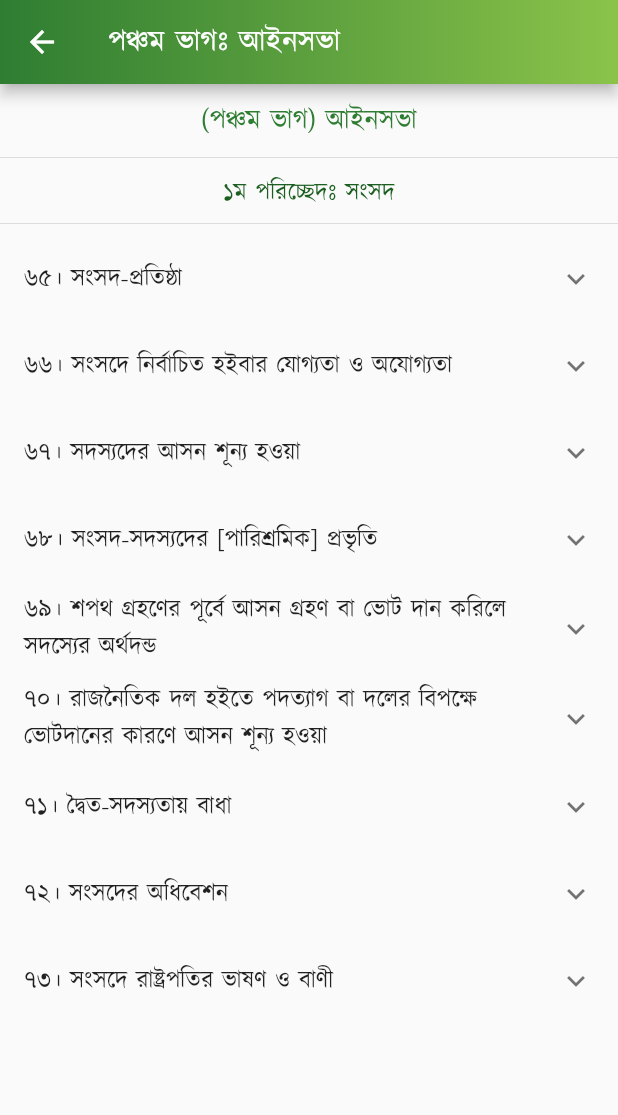
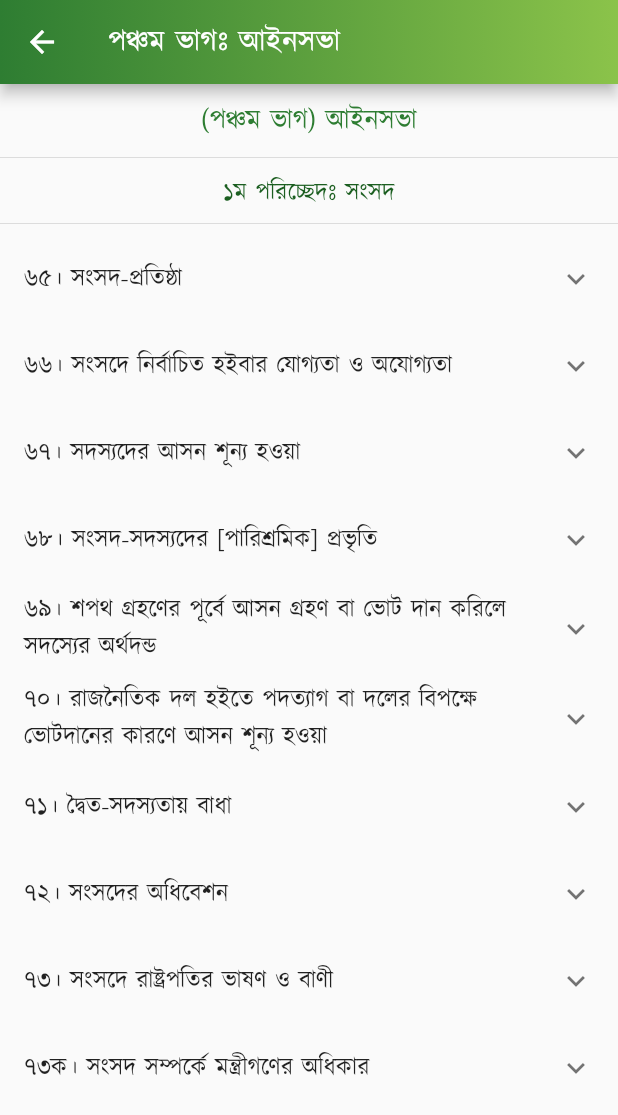
Before and after one commit to Azimul-Haque/flutter-onesignal, a Flutter app: the PartFive screen opened directly, on a phone screen of 412 x 824 dp. Shown: the top 1115 px of the screen. Run offline on Flutter 3.47's test engine with Material 2 defaults, Android fonts, the phone set to English and light mode, and no system bars; our stand-ins replace fluttertoast, package_info_plus, percent_indicator, shared_preferences, sqflite; missing offline and left inert: blinking_text, flutter_share, onesignal_flutter, slide_popup_dialog; accounts and stored records are empty; network calls fail.

Commit message:
Commit Sun 03/27/2022 23:35:58.23 13102

```diff
--- a/lib/pages/constitution/part5.dart
+++ b/lib/pages/constitution/part5.dart
@@ -214,7 +214,22 @@ class PartFive extends StatelessWidget {
               )),
               ListTile(
                   title: SelectableText(
-                '(২) সংসদ-সদস্যদের প্রত্যেক সাধারণ নির্বাচনের পর প্রথম অধিবেশনের সূচনায় এবং প্রত্যেক বৎসর প্রথম অধিবেশনের সূচনায় রাষ্ট্রপতি সংসদে ভাষণ দান করিবেন।',
+                '(৩) রাষ্ট্রপতি কর্তৃক প্রদত্ত ভাষণ শ্রবণ বা প্রেরিত বাণী প্রাপ্তির পর সংসদ উক্ত ভাষণ বা বাণী সম্পর্কে আলোচনা করিবেন।',
+                textAlign: TextAlign.justify,
+              )),
+            ],
+          ),
+          ExpansionTile(
+            title: Text('৭৩ক। সংসদ সম্পর্কে মন্ত্রীগণের অধিকার'),
+            children: <Widget>[
+              ListTile(
+                  title: SelectableText(
+                '৭৩ক। (১) প্রত্যেক মন্ত্রী সংসদে বক্তৃতা করিতে এবং অন্যভাবে ইহার কার্যাবলীতে অংশগ্রহণ করিতে অধিকারী হইবেন, তবে যদি তিনি সংসদ-সদস্য না হন, তাহা হইলে তিনি ভোটদান করিতে পারিবেন না 2[এবং তিনি কেবল তাঁহার মন্ত্রণালয় সম্পর্কিত বিষয় সম্পর্কে বক্তব্য রাখিতে পারিবেন।',
+                textAlign: TextAlign.justify,
+              )),
+              ListTile(
+                  title: SelectableText(
+                '(৩) রাষ্ট্রপতি কর্তৃক প্রদত্ত ভাষণ শ্রবণ বা প্রেরিত বাণী প্রাপ্তির পর সংসদ উক্ত ভাষণ বা বাণী সম্পর্কে আলোচনা করিবেন।',
                 textAlign: TextAlign.justify,
               )),
             ],
@@ -223,7 +238,7 @@ class PartFive extends StatelessWidget {
             padding: EdgeInsets.all(15),
             child: Column(children: <Widget>[
               Text(
-                "\n\n \n\n \n\n \n\n৭৩ক। সংসদ সম্পর্কে মন্ত্রীগণের অধিকার \n\n৭৪। স্পীকার ও ডেপুটি স্পীকার \n\n৭৫। কার্যপ্রণালী-বিধি, কোরাম প্রভৃতি \n\n৭৬। সংসদের স্থায়ী কমিটিসমূহ \n\n৭৭। ন্যায়পাল \n\n৭৮। সংসদ ও সদস্যদের বিশেষ অধিকার ও দায়মুক্তি \n\n৭৯। সংসদ-সচিবালয় \n\n\n২য় পরিচ্ছেদঃ আইন প্রনয়ন ও অর্থসংক্রান্ত পদ্ধতি \n\n৮০। আইন প্রণয়ন পদ্ধতি \n\n৮১। অর্থবিল \n\n৮২। আর্থিক ব্যবস্থাবলীর সুপারিশ \n\n৮৩। সংসদের আইন ব্যতীত করারোপে বাধা \n\n৮৪। সংযুক্ত তহবিল ও প্রজাতন্ত্রের সরকারী হিসাব \n\n৮৫। সরকারী অর্থের নিয়ন্ত্রণ \n\n৮৬। প্রজাতন্ত্রের সরকারী হিসাবে প্রদেয় অর্থ \n\n৮৭। বার্ষিক আর্থিক বিবৃতি \n\n৮৮। সংযুক্ত তহবিলের উপর দায় \n\n৮৯। বার্ষিক আর্থিক বিবৃতি সম্পর্কিত পদ্ধতি \n\n৯০। নির্দিষ্টকরণ আইন \n\n৯১। সম্পূরক ও অতিরিক্ত মঞ্জুরী \n\n৯২। হিসাব, ঋণ প্রভৃতির উপর ভোট \n\n৯২ক। [বিলুপ্ত] \n\n\n৩য় পরিচ্ছেদঃ অধ্যাদেশপ্রণয়ন-ক্ষমতা \n\n৯৩। অধ্যাদেশপ্রণয়ন-ক্ষমতা",
+                "\n\n \n\n \n\n \n\n \n\n৭৪। স্পীকার ও ডেপুটি স্পীকার \n\n৭৫। কার্যপ্রণালী-বিধি, কোরাম প্রভৃতি \n\n৭৬। সংসদের স্থায়ী কমিটিসমূহ \n\n৭৭। ন্যায়পাল \n\n৭৮। সংসদ ও সদস্যদের বিশেষ অধিকার ও দায়মুক্তি \n\n৭৯। সংসদ-সচিবালয় \n\n\n২য় পরিচ্ছেদঃ আইন প্রনয়ন ও অর্থসংক্রান্ত পদ্ধতি \n\n৮০। আইন প্রণয়ন পদ্ধতি \n\n৮১। অর্থবিল \n\n৮২। আর্থিক ব্যবস্থাবলীর সুপারিশ \n\n৮৩। সংসদের আইন ব্যতীত করারোপে বাধা \n\n৮৪। সংযুক্ত তহবিল ও প্রজাতন্ত্রের সরকারী হিসাব \n\n৮৫। সরকারী অর্থের নিয়ন্ত্রণ \n\n৮৬। প্রজাতন্ত্রের সরকারী হিসাবে প্রদেয় অর্থ \n\n৮৭। বার্ষিক আর্থিক বিবৃতি \n\n৮৮। সংযুক্ত তহবিলের উপর দায় \n\n৮৯। বার্ষিক আর্থিক বিবৃতি সম্পর্কিত পদ্ধতি \n\n৯০। নির্দিষ্টকরণ আইন \n\n৯১। সম্পূরক ও অতিরিক্ত মঞ্জুরী \n\n৯২। হিসাব, ঋণ প্রভৃতির উপর ভোট \n\n৯২ক। [বিলুপ্ত] \n\n\n৩য় পরিচ্ছেদঃ অধ্যাদেশপ্রণয়ন-ক্ষমতা \n\n৯৩। অধ্যাদেশপ্রণয়ন-ক্ষমতা",
                 style:
                     TextStyle(color: Colors.black87, fontSize: 15, height: 1.5),
                 textAlign: TextAlign.justify,
```
